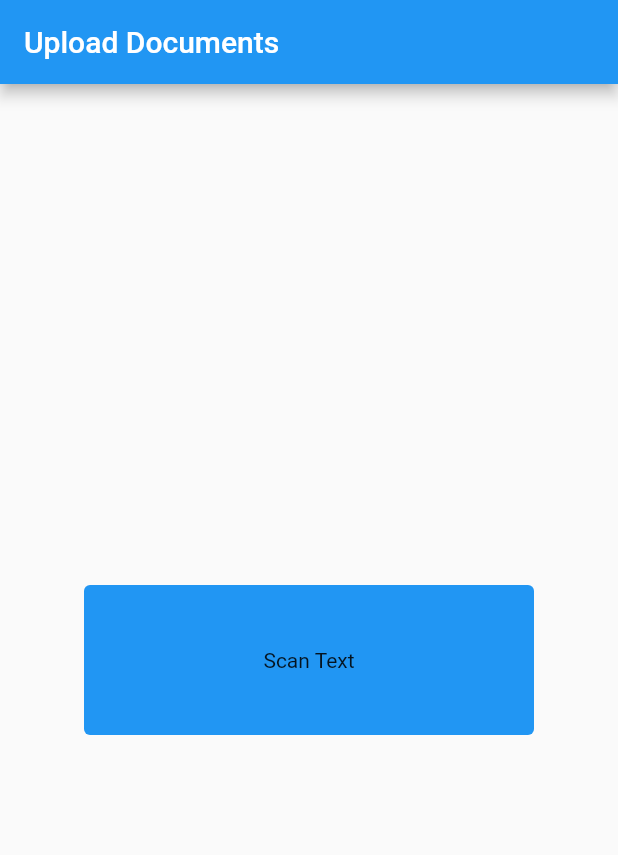
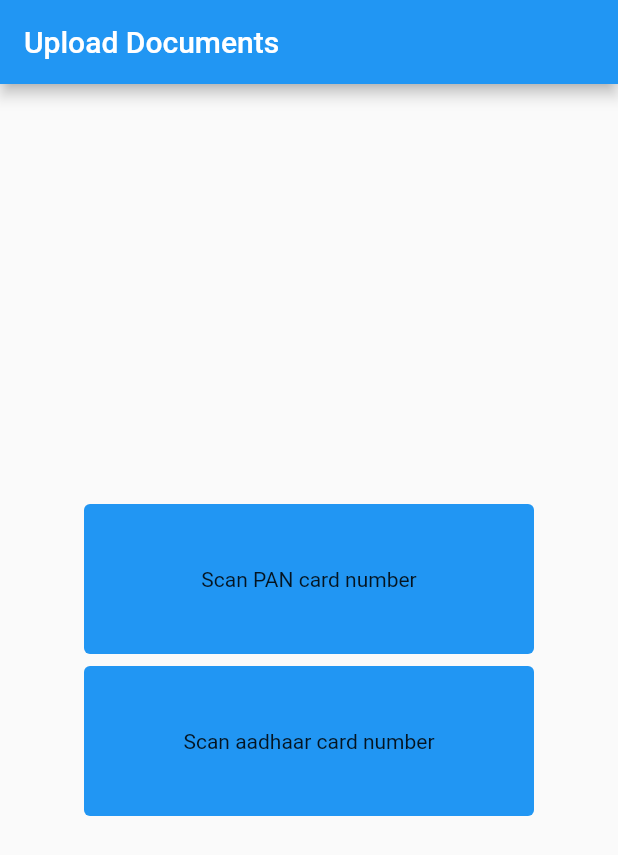
Before and after one commit to roshniverma021/Text_Extraction_Flutter, a Flutter app: the screen it shows after launch, on a phone screen of 412 x 824 dp. Shown: the top 855 px of the screen. Run offline on Flutter 3.47's test engine with Material 2 defaults, Android fonts, the light colour scheme and no system bars; our stand-ins replace image_cropper, image_picker; missing offline and left inert: google_mlkit_text_recognition.

Commit message:
[Roshni] Add. Aadhar card text extraction

```diff
--- a/lib/Screen/text_extracted_page.dart
+++ b/lib/Screen/text_extracted_page.dart
@@ -5,7 +5,10 @@ import 'package:google_mlkit_text_recognition/google_mlkit_text_recognition.dart
 
 class TextExtractedPage extends StatefulWidget {
   final String? path;
-  const TextExtractedPage({Key? key, this.path}) : super(key: key);
+  final String type;
+
+  const TextExtractedPage({Key? key, this.path, required this.type})
+      : super(key: key);
 
   @override
   State<TextExtractedPage> createState() => _TextExtractedPageState();
@@ -19,6 +22,7 @@ class _TextExtractedPageState extends State<TextExtractedPage> {
   void initState() {
     super.initState();
     final InputImage inputImage = InputImage.fromFilePath(widget.path!);
+
     processImage(inputImage);
   }
 
@@ -29,15 +33,16 @@ class _TextExtractedPageState extends State<TextExtractedPage> {
         body: _isLoading == true
             ? const Center(
                 child: CircularProgressIndicator(),
-        ) : Container(
+              )
+            : Container(
                 padding: const EdgeInsets.all(20),
                 child: TextFormField(
                   maxLines: MediaQuery.of(context).size.height.toInt(),
                   controller: controller,
-            decoration: const InputDecoration(hintText: "Extracted Text goes here..."),
+                  decoration: const InputDecoration(
+                      hintText: "Extracted Text goes here..."),
                 ),
-        )
-    );
+              ));
   }
 
   void processImage(InputImage image) async {
@@ -48,20 +53,29 @@ class _TextExtractedPageState extends State<TextExtractedPage> {
     });
 
     log(image.filePath!);
-    final RecognizedText recognizedText = await textRecognizer.processImage(image);
+    final RecognizedText recognizedText =
+        await textRecognizer.processImage(image);
 
-    final pattern = RegExp(r'[A-Z]{5}[0-9]{4}[A-Z]{1}');
-    for (final textBlock in recognizedText.blocks) {
+    final panCardPattern = RegExp(r'[A-Z]{5}[0-9]{4}[A-Z]{1}');
+    final aadhaarCardPattern = RegExp(r'^\d{4}\s\d{4}\s\d{4}$');
+
+    for (final textBlock in recognizedText.blocks) {// textblock will have instance of TextBlock and textblock.text will have line wise text
+
       final text = textBlock.text;
-      final match = pattern.firstMatch(text);
+      if (widget.type == 'pan') {
+        final match = panCardPattern.firstMatch(text);
         if (match != null) {
-        print("in regrex ");
           controller.text = text;
         }
+      } else if (widget.type == 'aadhaar') {
+        final match = aadhaarCardPattern.firstMatch(text);
+        if (match != null) {
+          controller.text = "Aadhaar Card Number is: ${text}";
         }
-    if(controller.text == '')
-      controller.text = "not found";
-    // controller.text = recognizedText.text;
+      }
+    }
+    if (controller.text == '')
+      controller.text = "Wrong document uploaded/ image is not clear";
 
     //End processing state
     setState(() {
--- /dev/null
+++ b/lib/Widgets/aadhaar_card_extraction.dart
@@ -0,0 +1,75 @@
+import 'dart:developer';
+
+import 'package:flutter/cupertino.dart';
+import 'package:flutter/material.dart';
+import 'package:image_picker/image_picker.dart';
+
+import '../Screen/text_extracted_page.dart';
+import '../Utils/image_cropper_part.dart';
+import '../Utils/image_picker_class.dart';
+import 'image_dialog_modal.dart';
+
+class aadhaar_card_extraction extends StatelessWidget {
+  const aadhaar_card_extraction({Key? key}) : super(key: key);
+
+  @override
+  Widget build(BuildContext context) {
+    return Card(
+      elevation: 0,
+      color: Colors.blue,
+      child: InkWell(
+        splashColor: Colors.blue.withAlpha(30),
+        onTap: () {
+          onPress(context);
+        },
+        child: const SizedBox(
+          width: 300,
+          height: 100,
+          child: Center(child: Text('Scan aadhaar card number')),
+        ),
+      ),
+    );
+  }
+
+  void onPress(BuildContext context) {
+    imagePickerModal(context, onCameraTap: () {
+      log("Camera");
+      pickImage(source: ImageSource.camera).then((value) {
+        if (value != '') {
+          imageCropperView(value, context).then((value) {
+            if (value != '') {
+              Navigator.push(
+                context,
+                CupertinoPageRoute(
+                  builder: (_) => TextExtractedPage(
+                    path: value,
+                    type: 'aadhaar',
+                  ),
+                ),
+              );
+            }
+          });
+        }
+      });
+    }, onGalleryTap: () {
+      log("Gallery");
+      pickImage(source: ImageSource.gallery).then((value) {
+        if (value != '') {
+          imageCropperView(value, context).then((value) {
+            if (value != '') {
+              Navigator.push(
+                context,
+                CupertinoPageRoute(
+                  builder: (_) => TextExtractedPage(
+                    path: value,
+                    type: 'aadhaar',
+                  ),
+                ),
+              );
+            }
+          });
+        }
+      });
+    });
+  }
+}
--- /dev/null
+++ b/lib/Widgets/pan_card_extraction.dart
@@ -0,0 +1,75 @@
+import 'dart:developer';
+
+import 'package:flutter/cupertino.dart';
+import 'package:flutter/material.dart';
+import 'package:image_picker/image_picker.dart';
+
+import '../Screen/text_extracted_page.dart';
+import '../Utils/image_cropper_part.dart';
+import '../Utils/image_picker_class.dart';
+import 'image_dialog_modal.dart';
+
+class pan_card_extraction extends StatelessWidget {
+  const pan_card_extraction({Key? key}) : super(key: key);
+
+  @override
+  Widget build(BuildContext context) {
+    void onPress(BuildContext context) {
+      imagePickerModal(context, onCameraTap: () {
+        log("Camera");
+        pickImage(source: ImageSource.camera).then((value) {
+          if (value != '') {
+            imageCropperView(value, context).then((value) {
+              if (value != '') {
+                Navigator.push(
+                  context,
+                  CupertinoPageRoute(
+                    builder: (_) => TextExtractedPage(
+                      path: value,
+                      type: 'pan',
+                    ),
+                  ),
+                );
+              }
+            });
+          }
+        });
+      }, onGalleryTap: () {
+        log("Gallery");
+        pickImage(source: ImageSource.gallery).then((value) {
+          if (value != '') {
+            imageCropperView(value, context).then((value) {
+              if (value != '') {
+                Navigator.push(
+                  context,
+                  CupertinoPageRoute(
+                    builder: (_) => TextExtractedPage(
+                      path: value,
+                      type: 'pan',
+                    ),
+                  ),
+                );
+              }
+            });
+          }
+        });
+      });
+    }
+
+    return Card(
+      elevation: 0,
+      color: Colors.blue,
+      child: InkWell(
+        splashColor: Colors.blue.withAlpha(30),
+        onTap: () {
+          onPress(context);
+        },
+        child: const SizedBox(
+          width: 300,
+          height: 100,
+          child: Center(child: Text('Scan PAN card number')),
+        ),
+      ),
+    );
+  }
+}
--- a/lib/main.dart
+++ b/lib/main.dart
@@ -1,11 +1,8 @@
-import 'dart:developer';
 import 'package:flutter/cupertino.dart';
 import 'package:flutter/material.dart';
-import 'package:image_picker/image_picker.dart';
-import 'package:text_extraction/Utils/image_picker_class.dart';
-import 'Screen/text_extracted_page.dart';
-import 'Utils/image_cropper_part.dart';
-import 'Widgets/modal_dialog.dart';
+
+import 'Widgets/aadhaar_card_extraction.dart';
+import 'Widgets/pan_card_extraction.dart';
 
 void main() {
   runApp(const MyApp());
@@ -37,10 +34,8 @@ class MyHomePage extends StatefulWidget {
 }
 
 class _MyHomePageState extends State<MyHomePage> {
-
   @override
   Widget build(BuildContext context) {
-
     return Scaffold(
       appBar: AppBar(
         title: Text(widget.title),
@@ -48,58 +43,9 @@ class _MyHomePageState extends State<MyHomePage> {
       body: Center(
         child: Column(
           mainAxisAlignment: MainAxisAlignment.center,
-          children: <Widget>[
-            Card(
-              elevation: 0,
-              color: Colors.blue,
-          child: InkWell(
-            splashColor: Colors.blue.withAlpha(30),
-            onTap: () {
-              imagePickerModal(context, onCameraTap: () {
-                log("Camera");
-                pickImage(source: ImageSource.camera).then((value){
-                  if(value != ''){
-                    imageCropperView(value, context).then((value) {
-                      if (value != '') {
-                        Navigator.push(
-                          context,
-                          CupertinoPageRoute(
-                            builder: (_) => TextExtractedPage(
-                              path: value,
-                            ),
-                          ),
-                        );
-                      }
-                    });
-                  }
-                });
-              }, onGalleryTap: () {
-                log("Gallery");
-                pickImage(source: ImageSource.gallery).then((value){
-                  if(value != ''){
-                    imageCropperView(value, context).then((value) {
-                      if (value != '') {
-                        Navigator.push(
-                          context,
-                          CupertinoPageRoute(
-                            builder: (_) => TextExtractedPage(
-                              path: value,
-                            ),
-                          ),
-                        );
-                      }
-                    });
-                  }
-                });
-              });
-            },
-              child: const SizedBox(
-                width: 300,
-                height: 100,
-                child: Center(child: Text('Scan Text')),
-              ),
-          ),
-            ),
+          children: const <Widget>[
+            pan_card_extraction(),
+            aadhaar_card_extraction()
           ],
         ),
       ),
```
Also changed, not shown: lib/Utils/image_picker_class.dart (line endings or trailing spaces), lib/Widgets/image_dialog_modal.dart (line endings or trailing spaces), pubspec.lock, 3 other files. Lines whose indentation alone changed are shown as unchanged.
